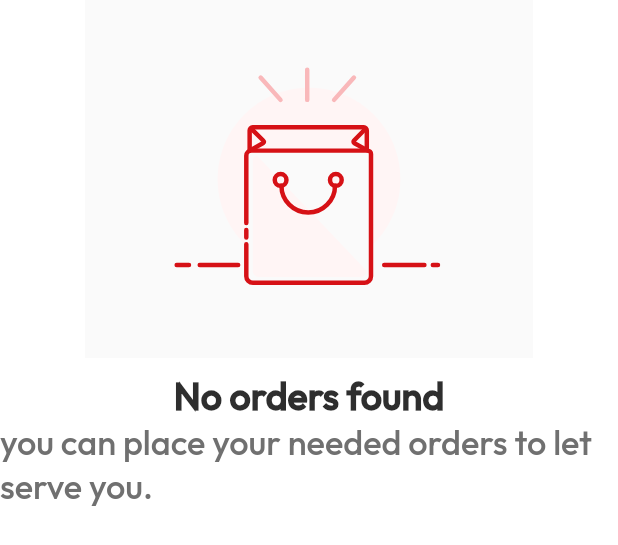
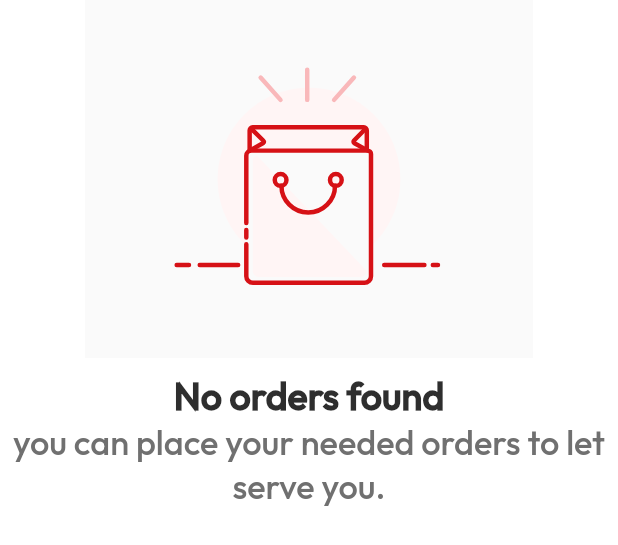
Before and after one commit to aliabdelmoaty/task, a Flutter app: the Order widget shown alone on an empty page, opened directly, on a phone screen of 412 x 824 dp. Shown: the top 545 px of the screen. Run offline on Flutter 3.47's test engine with Material 2 defaults, Android fonts, the phone set to English and light mode, and no system bars; our stand-ins replace flutter_screenutil, flutter_svg, smooth_page_indicator.

Commit message:
Edit text and design is finished

```diff
--- a/lib/home/view/custom_Tab_Bar.dart
+++ b/lib/home/view/custom_Tab_Bar.dart
@@ -34,7 +34,7 @@ class _CustomTabBarState extends State<CustomTabBar>
           : selectedChoice == 'Service'
               ? 100.h
               : selectedChoice == 'Order'
-                  ? 400.h
+                  ? 350.h
                   : null,
       child: Column(
         children: [
--- a/lib/home/view/order_screen.dart
+++ b/lib/home/view/order_screen.dart
@@ -11,6 +11,8 @@ class Order extends StatelessWidget {
   Widget build(BuildContext context) {
     return SingleChildScrollView(
       physics: const NeverScrollableScrollPhysics(),
+      child: Padding(
+        padding: const EdgeInsets.symmetric(horizontal: 8.0),
         child: Column(
           children: [
             SvgPicture.asset(
@@ -22,6 +24,7 @@ class Order extends StatelessWidget {
             ),
             Text(
               'No orders found',
+              textAlign: TextAlign.center,
               style: textStyleOutfit.copyWith(
                   fontSize: 22.sp,
                   fontWeight: FontWeight.w700,
@@ -29,12 +32,14 @@ class Order extends StatelessWidget {
             ),
             Text(
               'you can place your needed orders to let serve you.',
+              textAlign: TextAlign.center,
               style: textStyleOutfit.copyWith(
                   fontSize: 20.0.sp,
                   fontWeight: FontWeight.w300,
                   color: const Color(0xff707070)),
-          )
+            ),
           ],
+        ),
       ),
     );
   }
```
Lines whose indentation alone changed are shown as unchanged.
